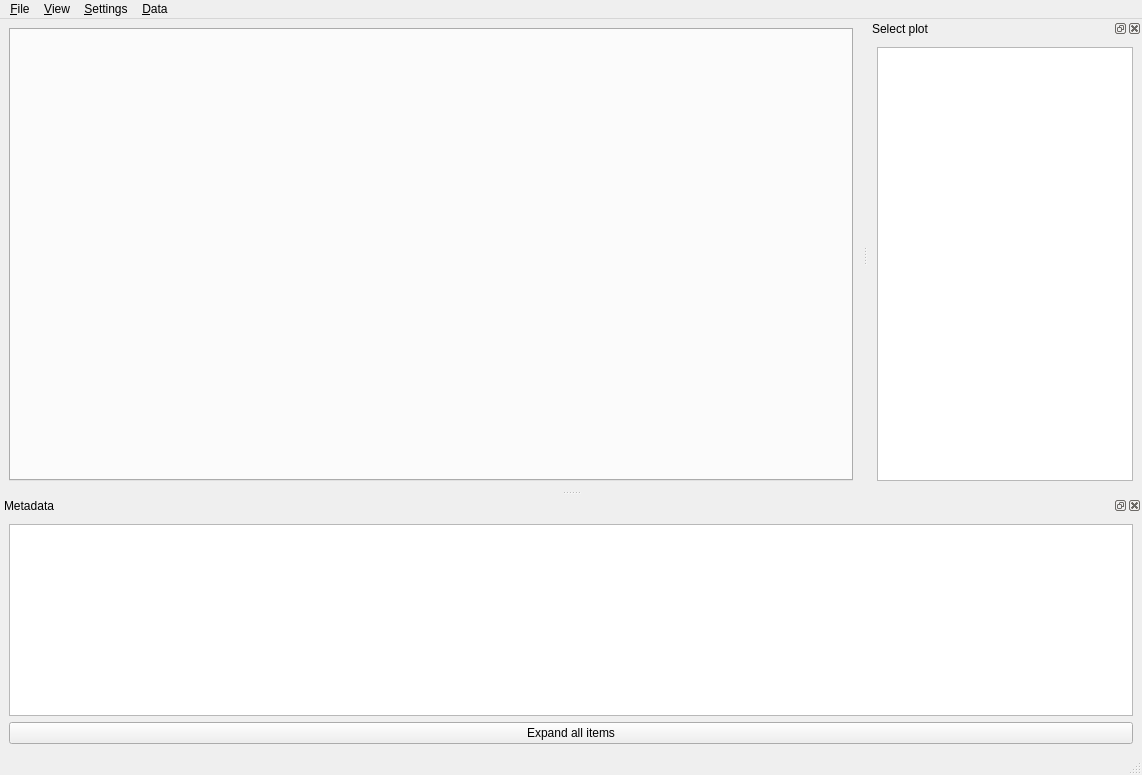
Before: the Qt Designer form flent/ui/mainwindow.ui in tohojo/flent, drawn with Qt 5.
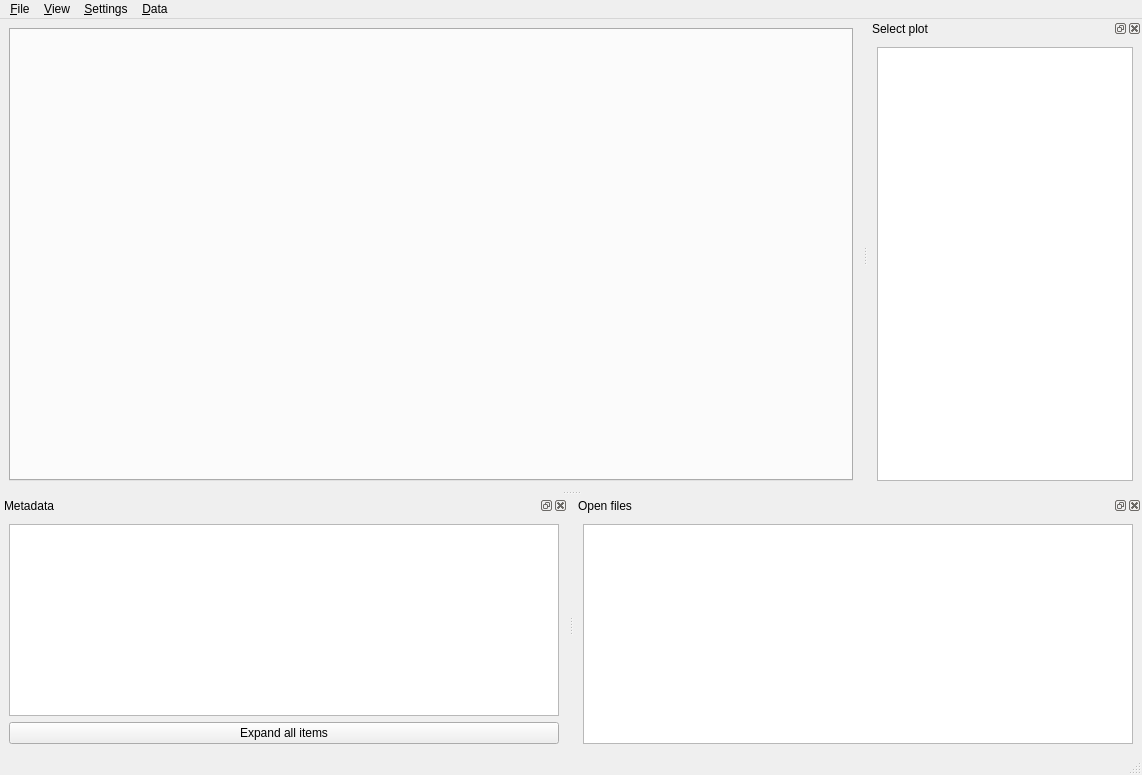
After: the same form once the commit is applied.

Commit message: GUI: Add open files widget to view and files opened in each tab.

What changed in the file:
```diff
--- a/flent/ui/mainwindow.ui
+++ b/flent/ui/mainwindow.ui
@@ -152,6 +152,21 @@
     </layout>
    </widget>
   </widget>
+  <widget class="QDockWidget" name="openFilesDock">
+   <property name="windowTitle">
+    <string>Open files</string>
+   </property>
+   <attribute name="dockWidgetArea">
+    <number>8</number>
+   </attribute>
+   <widget class="QWidget" name="dockWidgetContents_2">
+    <layout class="QGridLayout" name="gridLayout">
+     <item row="0" column="0">
+      <widget class="QTableView" name="openFilesView"/>
+     </item>
+    </layout>
+   </widget>
+  </widget>
   <action name="actionQuit">
    <property name="text">
     <string>&amp;Quit</string>
```
Left out of the diff: 31 changed lines with no effect on the pictures. The commit also changes 1 other file.
